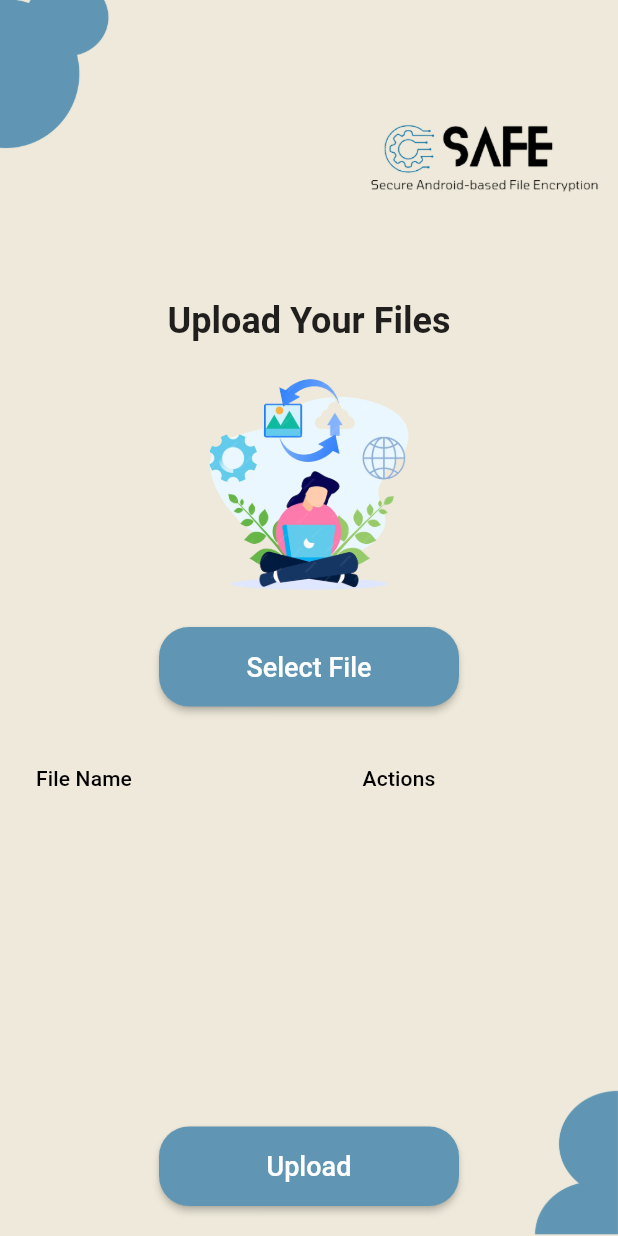
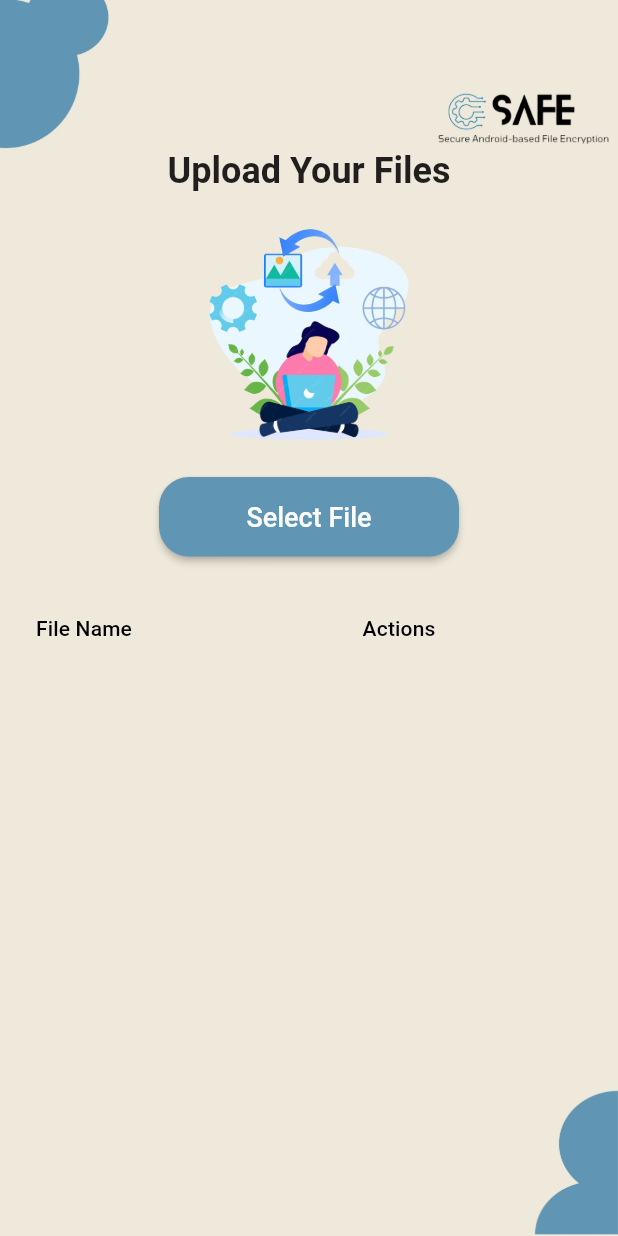
Before and after one commit to HamadAliMughal/safe_fyp, a Flutter app: the UploadFileScreen screen opened by its route, on a phone screen of 412 x 824 dp. Run offline on Flutter 3.47's test engine with Material 2 defaults, Android fonts, the phone set to English and light mode, and no system bars; our stand-ins replace file_picker, font_awesome_flutter.

Commit message:
responsive

```diff
--- a/safe/lib/pages/upload_file.dart
+++ b/safe/lib/pages/upload_file.dart
@@ -27,7 +27,6 @@ class _UploadFileScreenState extends State<UploadFileScreen> {
 
   @override
   Widget build(BuildContext context) {
-
     return Scaffold(
       backgroundColor: const Color(0XFFEEE9DA), // Background color
       body: Stack(
@@ -49,8 +48,8 @@ class _UploadFileScreenState extends State<UploadFileScreen> {
             top: 0,
             child: Image.asset(
               'assets/safe_logo.png',
-              width: 200,
-              height: 200,
+              width: 150,
+              height: 150,
             ),
           ),
 
@@ -67,11 +66,10 @@ class _UploadFileScreenState extends State<UploadFileScreen> {
 
           Center(
             child: Column(
-              mainAxisAlignment: MainAxisAlignment.center, // Center vertically
-              crossAxisAlignment:
-                  CrossAxisAlignment.center,
+              mainAxisAlignment: MainAxisAlignment.center,
+              crossAxisAlignment: CrossAxisAlignment.center,
               children: <Widget>[
-                const SizedBox(height: 200),
+                const SizedBox(height: 100),
                 const Text(
                   "Upload Your Files",
                   style: TextStyle(
@@ -96,7 +94,7 @@ class _UploadFileScreenState extends State<UploadFileScreen> {
                     shape: RoundedRectangleBorder(
                       borderRadius: BorderRadius.circular(20),
                     ),
-                    minimumSize: Size(200, 0), // Set the minimum button width
+                    minimumSize: const Size(200, 0), // Set the minimum button width
                   ),
                   child: const Padding(
                     padding: EdgeInsets.all(16.0),
@@ -119,16 +117,21 @@ class _UploadFileScreenState extends State<UploadFileScreen> {
                           return DataRow(
                             cells: [
                               DataCell(
-                                Text(
+                                Container( // Wrap the file name in a container
+                                  width: 120, // Set a fixed or responsive width here
+                                  child: Text(
                                     file.name,
                                     overflow: TextOverflow.ellipsis,
+                                  ),
                                 ),
                                 onTap: () {
                                   // Handle tap on file entity
                                 },
                               ),
                               DataCell(
-                                Row(
+                                Container( // Wrap the buttons in a container
+                                  width: 200, // Set a fixed or responsive width here
+                                  child: Row(
                                     children: [
                                       ElevatedButton(
                                         onPressed: () {
@@ -138,13 +141,13 @@ class _UploadFileScreenState extends State<UploadFileScreen> {
                                         style: ElevatedButton.styleFrom(
                                           primary: const Color(0XFF6096B4),
                                           shape: RoundedRectangleBorder(
-                                          borderRadius: BorderRadius.circular(20),
+                                            borderRadius: BorderRadius.circular(10),
                                           ),
                                         ),
                                         child: const Text(
                                           "Send",
                                           style: TextStyle(
-                                          fontSize: 16,
+                                            fontSize: 10,
                                             color: Colors.white,
                                           ),
                                         ),
@@ -159,18 +162,19 @@ class _UploadFileScreenState extends State<UploadFileScreen> {
                                         style: ElevatedButton.styleFrom(
                                           primary: Colors.red,
                                           shape: RoundedRectangleBorder(
-                                          borderRadius: BorderRadius.circular(20),
+                                            borderRadius: BorderRadius.circular(10),
                                           ),
                                         ),
                                         child: const Text(
                                           "Delete",
                                           style: TextStyle(
-                                          fontSize: 16,
+                                            fontSize: 10,
                                             color: Colors.white,
                                           ),
                                         ),
                                       ),
                                     ],
+                                  ),
                                 ),
                               ),
                             ],
@@ -180,27 +184,27 @@ class _UploadFileScreenState extends State<UploadFileScreen> {
                     ],
                   ),
                 ),
-                SizedBox(height: 20),
-                ElevatedButton(
-                  onPressed: () {
-                    // Handle upload action
-                    // Implement your upload logic here
-                  },
-                  style: ElevatedButton.styleFrom(
-                    primary: const Color(0XFF6096B4),
-                    shape: RoundedRectangleBorder(
-                      borderRadius: BorderRadius.circular(20),
-                    ),
-                    minimumSize: Size(200, 0), // Set the minimum button width
-                  ),
-                  child: const Padding(
-                    padding: EdgeInsets.all(16.0),
-                    child: Text(
-                      "Upload",
-                      style: TextStyle(fontSize: 18, color: Colors.white),
-                    ),
-                  ),
-                ),
+                const SizedBox(height: 20),
+                // ElevatedButton(
+                //   onPressed: () {
+                //     // Handle upload action
+                //     // Implement your upload logic here
+                //   },
+                //   style: ElevatedButton.styleFrom(
+                //     primary: const Color(0XFF6096B4),
+                //     shape: RoundedRectangleBorder(
+                //       borderRadius: BorderRadius.circular(20),
+                //     ),
+                //     minimumSize: const Size(200, 0), // Set the minimum button width
+                //   ),
+                //   child: const Padding(
+                //     padding: EdgeInsets.all(16.0),
+                //     child: Text(
+                //       "Upload",
+                //       style: TextStyle(fontSize: 18, color: Colors.white),
+                //     ),
+                //   ),
+                // ),
                 const SizedBox(height: 20),
               ],
             ),
```
Also changed, not shown: safe/lib/pages/login_screen.dart (+8 -7 lines), safe/lib/pages/sign_up_screen.dart (+11 -11 lines), safe/lib/pages/splash_screen.dart (+14 -12 lines), safe/lib/pages/welcome_screen.dart (+5 -5 lines). Lines whose indentation alone changed are shown as unchanged.
